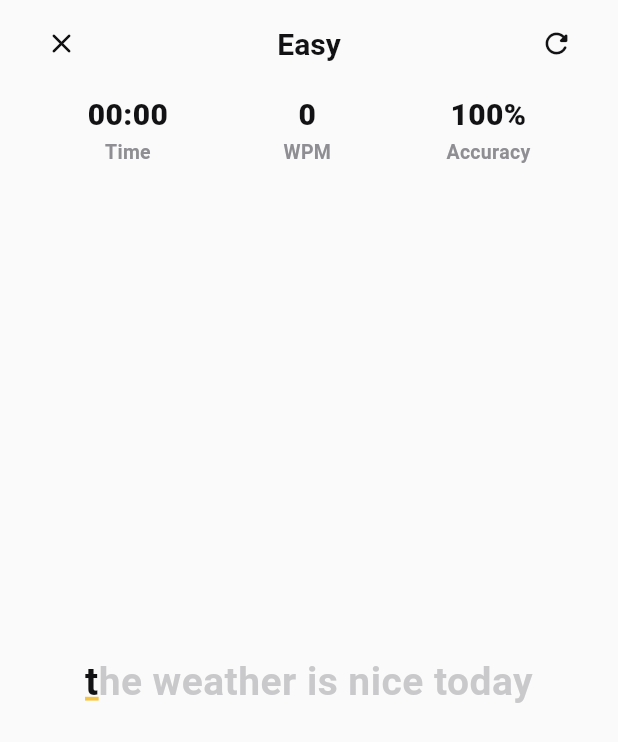
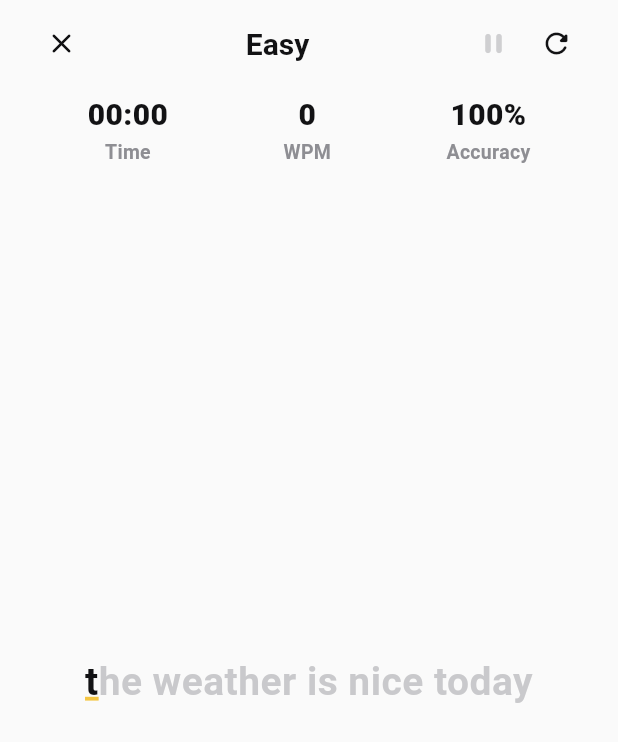
Before and after one commit to Hunterhashi/Thumbs-up-V2, a Flutter app: the screen it shows after launch, after a tap on an icon or button, on a phone screen of 412 x 824 dp. Shown: the top 742 px of the screen. Run offline on Flutter 3.47's test engine with Material 3 defaults, Android fonts, the phone set to English and light mode, and no system bars.

Commit message:
Add Pause/Resume to Practice runs
TypingEngine now tracks elapsed time with a Stopwatch so it can freeze
during a pause; PracticeScreen blocks input and shows a Paused overlay
while paused, and resumes cleanly with correct timer handling.

Co-authored-by: Cursor <cursoragent@cursor.com>

```diff
--- a/thumbs_up/lib/screens/practice_screen.dart
+++ b/thumbs_up/lib/screens/practice_screen.dart
@@ -7,6 +7,7 @@ import 'package:thumbs_up/models/difficulty.dart';
 import 'package:thumbs_up/navigation/app_router.dart';
 import 'package:thumbs_up/screens/widgets/live_stats_row.dart';
 import 'package:thumbs_up/screens/widgets/phrase_stream_view.dart';
+import 'package:thumbs_up/screens/widgets/practice_paused_overlay.dart';
 import 'package:thumbs_up/screens/widgets/practice_top_bar.dart';
 import 'package:thumbs_up/typing/typing_engine.dart';
 
@@ -44,18 +45,20 @@ class _PracticeScreenState extends State<PracticeScreen> {
   void initState() {
     super.initState();
     _deck = PhraseDeck(easyPhrasesEn);
-    _engine = TypingEngine(
-      targetPhrase: widget.initialPhrase ?? _deck.next(),
-    );
+    _engine = TypingEngine(targetPhrase: widget.initialPhrase ?? _deck.next());
     _controller.addListener(_onControllerChanged);
 
     WidgetsBinding.instance.addPostFrameCallback((_) {
       _focusNode.requestFocus();
     });
 
-    // Keeps the visible timer/WPM ticking even between keystrokes.
+    // Keeps the visible timer/WPM ticking even between keystrokes. Skips
+    // rebuilding while paused, since elapsed/WPM are frozen anyway.
     _tickTimer = Timer.periodic(const Duration(milliseconds: 200), (_) {
-      if (mounted && _engine.isStarted && !_engine.completed) {
+      if (mounted &&
+          _engine.isStarted &&
+          !_engine.completed &&
+          !_engine.isPaused) {
         setState(() {});
       }
     });
@@ -91,6 +94,19 @@ class _PracticeScreenState extends State<PracticeScreen> {
     _focusNode.requestFocus();
   }
 
+  void _togglePause() {
+    if (_engine.isPaused) {
+      _engine.resume();
+      setState(() {});
+      _focusNode.requestFocus();
+    } else {
+      _focusNode.unfocus();
+      setState(() {
+        _engine.pause();
+      });
+    }
+  }
+
   Future<bool> _confirmExitIfNeeded() async {
     final inProgress = _engine.isStarted && !_engine.completed;
     if (!inProgress) return true;
@@ -123,6 +139,9 @@ class _PracticeScreenState extends State<PracticeScreen> {
 
   @override
   Widget build(BuildContext context) {
+    final isPaused = _engine.isPaused;
+    final canTogglePause = _engine.isStarted && !_engine.completed;
+
     return PopScope(
       canPop: false,
       onPopInvokedWithResult: (didPop, result) async {
@@ -133,10 +152,14 @@ class _PracticeScreenState extends State<PracticeScreen> {
       },
       child: GestureDetector(
         behavior: HitTestBehavior.opaque,
-        onTap: () => _focusNode.requestFocus(),
+        onTap: () {
+          if (!isPaused) _focusNode.requestFocus();
+        },
         child: Scaffold(
           body: SafeArea(
-            child: Padding(
+            child: Stack(
+              children: [
+                Padding(
                   padding: const EdgeInsets.symmetric(horizontal: 20),
                   child: Column(
                     crossAxisAlignment: CrossAxisAlignment.start,
@@ -146,6 +169,8 @@ class _PracticeScreenState extends State<PracticeScreen> {
                         title: widget.difficulty.label,
                         onBack: () => _onBack(context),
                         onRestart: _restart,
+                        isPaused: isPaused,
+                        onPauseResume: canTogglePause ? _togglePause : null,
                       ),
                       const SizedBox(height: 12),
                       LiveStatsRow(
@@ -171,6 +196,7 @@ class _PracticeScreenState extends State<PracticeScreen> {
                           child: TextField(
                             controller: _controller,
                             focusNode: _focusNode,
+                            enabled: !isPaused,
                             autocorrect: false,
                             enableSuggestions: false,
                             enableIMEPersonalizedLearning: false,
@@ -195,6 +221,9 @@ class _PracticeScreenState extends State<PracticeScreen> {
                     ],
                   ),
                 ),
+                if (isPaused) PracticePausedOverlay(onResume: _togglePause),
+              ],
+            ),
           ),
         ),
       ),
--- a/thumbs_up/lib/screens/widgets/practice_top_bar.dart
+++ b/thumbs_up/lib/screens/widgets/practice_top_bar.dart
@@ -2,18 +2,27 @@ import 'package:flutter/material.dart';
 import 'package:thumbs_up/theme/app_theme.dart';
 
 /// Top bar for the Practice screen: Back/Home on the left, difficulty
-/// title centered, Restart on the right.
+/// title centered, Pause/Resume + Restart on the right.
 class PracticeTopBar extends StatelessWidget {
   const PracticeTopBar({
     super.key,
     required this.title,
     required this.onBack,
     required this.onRestart,
+    this.isPaused = false,
+    this.onPauseResume,
   });
 
   final String title;
   final VoidCallback onBack;
   final VoidCallback onRestart;
+
+  /// Whether the run is currently paused (controls the pause/resume icon).
+  final bool isPaused;
+
+  /// Null while there's nothing to pause yet (not started) or the run has
+  /// already finished — the button is shown disabled in that case.
+  final VoidCallback? onPauseResume;
 
   @override
   Widget build(BuildContext context) {
@@ -27,6 +36,10 @@ class PracticeTopBar extends StatelessWidget {
             style: Theme.of(context).textTheme.titleLarge,
           ),
         ),
+        _TopBarButton(
+          icon: isPaused ? Icons.play_arrow_rounded : Icons.pause_rounded,
+          onTap: onPauseResume,
+        ),
         _TopBarButton(icon: Icons.refresh_rounded, onTap: onRestart),
       ],
     );
@@ -37,7 +50,9 @@ class _TopBarButton extends StatelessWidget {
   const _TopBarButton({required this.icon, required this.onTap});
 
   final IconData icon;
-  final VoidCallback onTap;
+
+  /// Rendered as a disabled (dimmed, non-interactive) button when null.
+  final VoidCallback? onTap;
 
   @override
   Widget build(BuildContext context) {
@@ -49,7 +64,13 @@ class _TopBarButton extends StatelessWidget {
         customBorder: const CircleBorder(),
         child: Padding(
           padding: const EdgeInsets.all(10),
-          child: Icon(icon, size: 22, color: AppColors.matteBlack),
+          child: Icon(
+            icon,
+            size: 22,
+            color: onTap == null
+                ? AppColors.appleGray.withValues(alpha: 0.4)
+                : AppColors.matteBlack,
+          ),
         ),
       ),
     );
--- a/thumbs_up/lib/typing/typing_engine.dart
+++ b/thumbs_up/lib/typing/typing_engine.dart
@@ -13,6 +13,8 @@ import 'package:thumbs_up/typing/wpm_calculator.dart';
 /// - Counts mistakes (wrong key typed, even if later corrected) and
 ///   backspaces (tracked separately, do not reduce the mistake count).
 /// - Exposes live WPM/accuracy and completion state.
+/// - Supports pausing: [elapsed] stops advancing while [isPaused], and
+///   input is expected to be ignored by the caller during a pause.
 class TypingEngine extends ChangeNotifier {
   TypingEngine({
     required this.targetPhrase,
@@ -22,25 +24,24 @@ class TypingEngine extends ChangeNotifier {
   final String targetPhrase;
   final HapticEngine haptics;
 
+  final Stopwatch _stopwatch = Stopwatch();
   String _typed = '';
   int _mistakes = 0;
   int _backspaces = 0;
-  DateTime? _startTime;
-  DateTime? _endTime;
+  bool _started = false;
+  bool _paused = false;
   bool _completed = false;
 
   String get typed => _typed;
-  bool get isStarted => _startTime != null;
+  bool get isStarted => _started;
+  bool get isPaused => _paused;
   bool get completed => _completed;
   int get mistakes => _mistakes;
   int get backspaces => _backspaces;
 
-  /// Time since the first keystroke. Keeps ticking until [completed].
-  Duration get elapsed {
-    if (_startTime == null) return Duration.zero;
-    final end = _endTime ?? DateTime.now();
-    return end.difference(_startTime!);
-  }
+  /// Time since the first keystroke, excluding any paused duration. Keeps
+  /// ticking until [completed] or [isPaused].
+  Duration get elapsed => _stopwatch.elapsed;
 
   int get correctCharsTyped {
     var count = 0;
@@ -54,19 +55,22 @@ class TypingEngine extends ChangeNotifier {
       WpmCalculator.wpm(correctChars: correctCharsTyped, elapsed: elapsed);
 
   double get liveAccuracy => WpmCalculator.accuracyPercent(
-        correctChars: correctCharsTyped,
-        mistakes: _mistakes,
-      );
+    correctChars: correctCharsTyped,
+    mistakes: _mistakes,
+  );
 
   /// Call whenever the hidden input field's text changes.
   void onTextChanged(String newText) {
-    if (_completed) return;
+    if (_completed || _paused) return;
 
     if (newText.length > targetPhrase.length) {
       newText = newText.substring(0, targetPhrase.length);
     }
 
-    _startTime ??= newText.isNotEmpty ? DateTime.now() : null;
+    if (!_started && newText.isNotEmpty) {
+      _started = true;
+      _stopwatch.start();
+    }
 
     if (newText.length > _typed.length) {
       final index = newText.length - 1;
@@ -87,9 +91,27 @@ class TypingEngine extends ChangeNotifier {
 
     if (_typed == targetPhrase) {
       _completed = true;
-      _endTime = DateTime.now();
+      _stopwatch.stop();
     }
 
+    notifyListeners();
+  }
+
+  /// Pauses the run: freezes [elapsed] and blocks further [onTextChanged]
+  /// calls until [resume] is called. No-op if not started, already
+  /// completed, or already paused.
+  void pause() {
+    if (!_started || _completed || _paused) return;
+    _paused = true;
+    _stopwatch.stop();
+    notifyListeners();
+  }
+
+  /// Resumes a paused run, continuing [elapsed] from where it left off.
+  void resume() {
+    if (!_paused) return;
+    _paused = false;
+    _stopwatch.start();
     notifyListeners();
   }
 
@@ -99,9 +121,12 @@ class TypingEngine extends ChangeNotifier {
     _typed = '';
     _mistakes = 0;
     _backspaces = 0;
-    _startTime = null;
-    _endTime = null;
+    _started = false;
+    _paused = false;
     _completed = false;
+    _stopwatch
+      ..stop()
+      ..reset();
     notifyListeners();
   }
 
```
Also changed, not shown: thumbs_up/lib/screens/widgets/practice_paused_overlay.dart (added, +41 -0 lines), 1 other file. Lines whose indentation alone changed are shown as unchanged.
